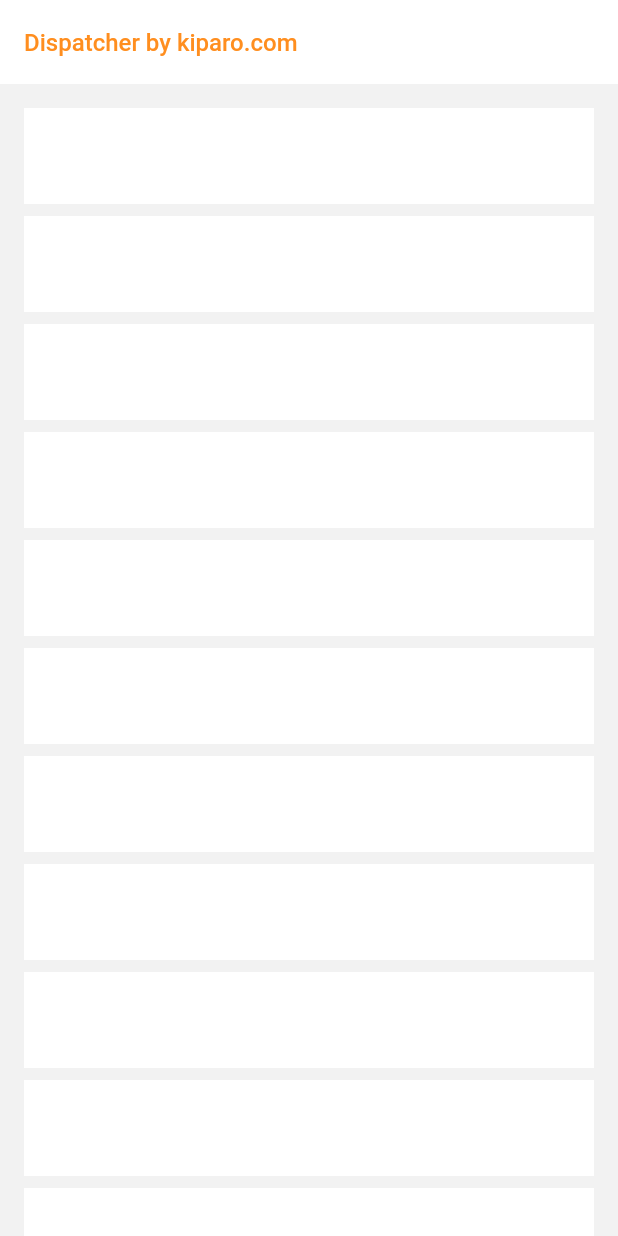
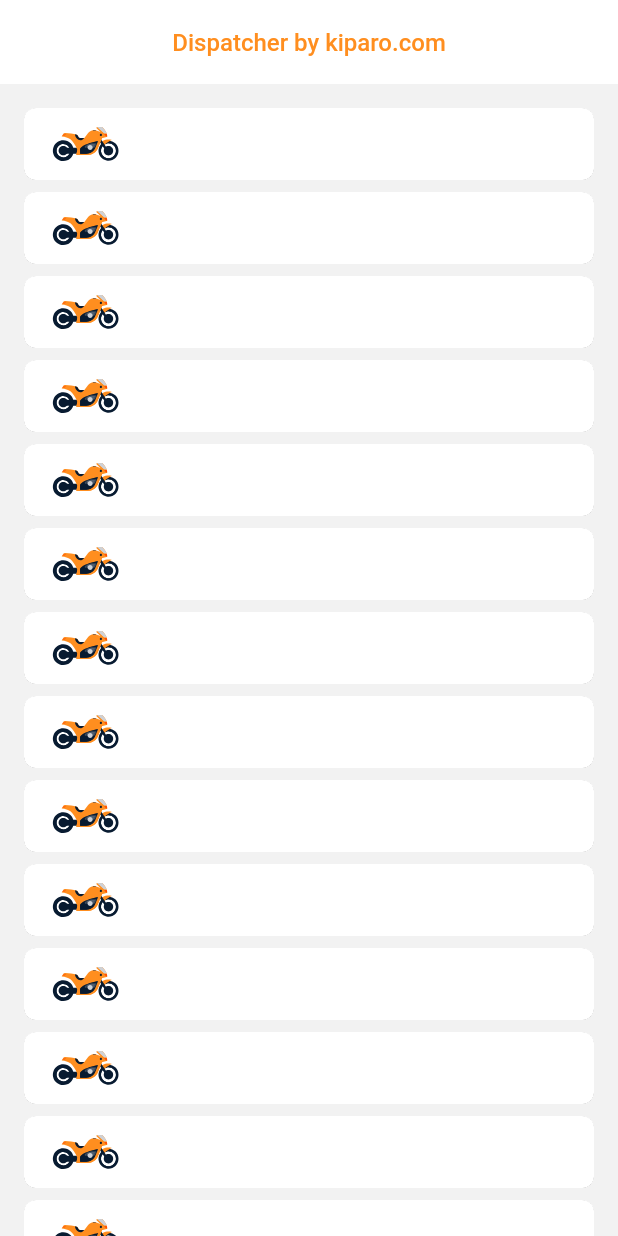
Before and after one commit to elis-li/untitled1, a Flutter app: the screen it shows after launch, on a phone screen of 412 x 824 dp. Run offline on Flutter 3.47's test engine with Material 3 defaults, Android fonts, the phone set to English and light mode, and no system bars; our stand-ins replace flutter_svg.

Commit message:
List item

```diff
--- a/lib/dedsign/dimensions.dart
+++ b/lib/dedsign/dimensions.dart
@@ -1 +1,2 @@
 const double fontSize16 = 16;
+const double radius8 = 8;
--- /dev/null
+++ b/lib/pages/vehicle/vehicle_item.dart
@@ -0,0 +1,35 @@
+import 'package:flutter/material.dart';
+import 'package:untitled1/dedsign/colors.dart';
+import 'package:untitled1/dedsign/dimensions.dart';
+import 'package:untitled1/dedsign/images.dart';
+
+class VehicleItem extends StatelessWidget {
+  const VehicleItem({super.key});
+
+  @override
+  Widget build(BuildContext context) {
+    return Card(
+        color: surfaceColor,
+        margin: EdgeInsets.zero,
+        elevation: 0.06,
+        shape: RoundedRectangleBorder(
+            borderRadius: BorderRadius.circular(radius8)),
+        child: InkWell(
+          borderRadius: BorderRadius.circular(radius8),
+          onTap: () {},
+          child: Padding(
+              padding: const EdgeInsets.only(left: 8, right: 16),
+              child: Row(
+                children: <Widget>[vehicleMotorcycleImage, _title(), _state()],
+              )),
+        ));
+  }
+}
+
+Widget _title() {
+  return Container();
+}
+
+Widget _state() {
+  return Container();
+}
--- a/lib/pages/vehicle/vehicle_list.dart
+++ b/lib/pages/vehicle/vehicle_list.dart
@@ -1,5 +1,6 @@
 import 'package:flutter/material.dart';
 import 'package:untitled1/dedsign/colors.dart';
+import 'package:untitled1/pages/vehicle/vehicle_item.dart';
 
 class VehicleList extends StatelessWidget{
   const VehicleList({super.key});
@@ -22,7 +23,7 @@ class VehicleList extends StatelessWidget{
 
         },
         itemBuilder: (BuildContext context, int index){
-          return Container(height: 64, color: surfaceColor);
+          return const VehicleItem();
         }
     );
   }
--- a/lib/pages/vehicle/vehicle_page.dart
+++ b/lib/pages/vehicle/vehicle_page.dart
@@ -17,6 +17,7 @@ class VehiclePage extends StatelessWidget {
               fontSize: fontSize16,
               fontWeight: FontWeight.w500,
             )),
+        centerTitle: true,
         elevation: 0,
         backgroundColor: surfaceColor,
       ),
```
